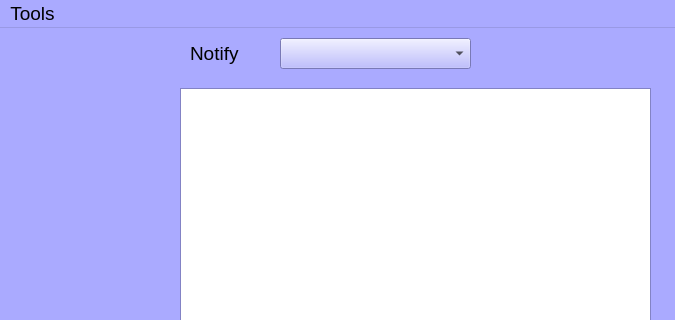
The window that mainwindow.ui (lozal71/shag_chat_client) describes before a commit, drawn with Qt 5; both pictures show x 0 to 675 and y 0 to 320 of the 675 by 531 pixel window.
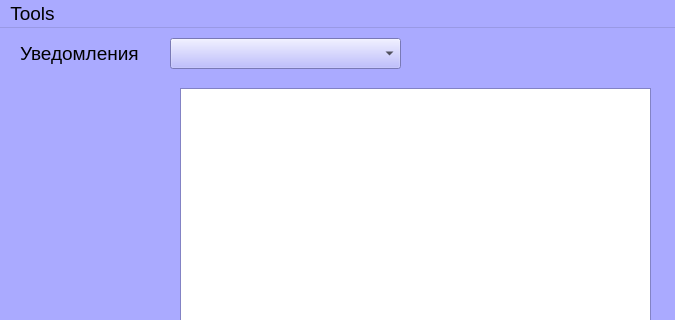
The same window after the commit.

```diff
--- a/mainwindow.ui
+++ b/mainwindow.ui
@@ -517,22 +517,22 @@
    <widget class="QLabel" name="lblNotify">
     <property name="geometry">
      <rect>
-      <x>190</x>
+      <x>20</x>
       <y>10</y>
-      <width>61</width>
+      <width>121</width>
       <height>31</height>
      </rect>
     </property>
     <property name="text">
-     <string>Notify</string>
+     <string>Уведомления</string>
     </property>
    </widget>
    <widget class="QComboBox" name="cbxNotify">
     <property name="geometry">
      <rect>
-      <x>280</x>
+      <x>170</x>
       <y>10</y>
-      <width>191</width>
+      <width>231</width>
       <height>31</height>
      </rect>
     </property>
```
Left out of the diff: 14 changed lines with no effect on the pictures.
